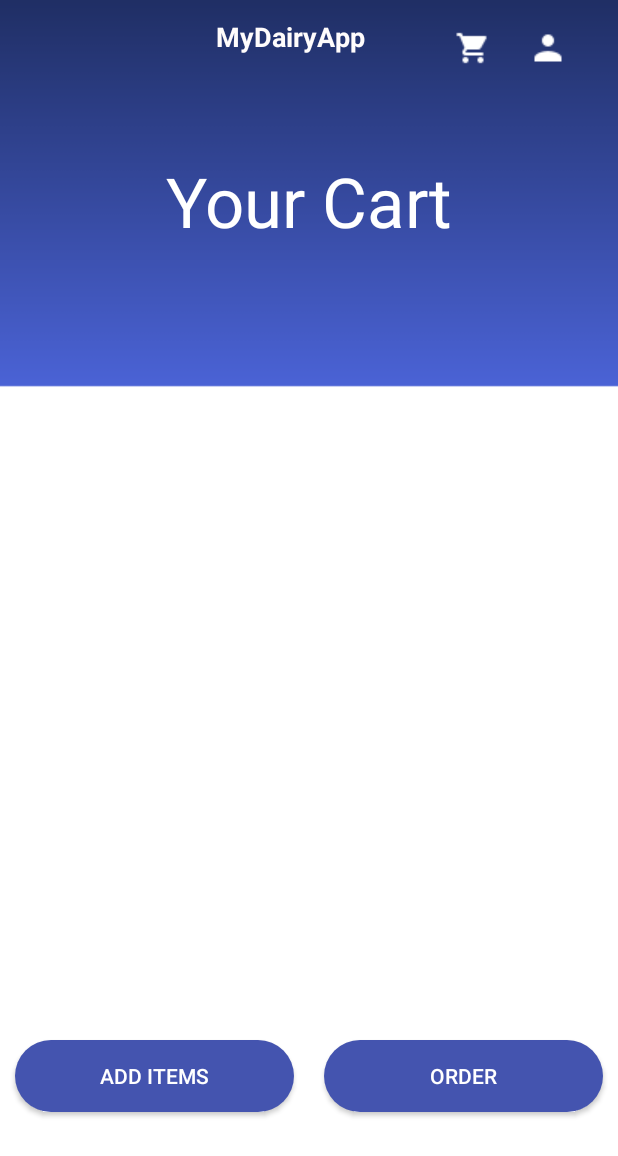
After one commit to nikitapotdar277/DairyApp, an Android app: the Cart1 screen opened directly, with no data from a screen before it, on a phone screen of 412 x 824 dp. The commit adds this screen. Shown: the top 1156 px of the screen. Run offline under Robolectric (Android 15) with nearby library versions, the phone set to English and light mode, and no system bars; our stand-ins replace Firebase (no records; nobody signed in at launch, a user with empty details on screens opened directly).

Commit message:
Add to Cart Done

```diff
--- /dev/null
+++ b/app/src/main/java/com/example/dairyapp/Cart1.java
@@ -0,0 +1,127 @@
+package com.example.dairyapp;
+
+import android.content.Intent;
+import android.os.Bundle;
+import android.view.View;
+import android.widget.Button;
+
+import androidx.annotation.NonNull;
+import androidx.annotation.Nullable;
+import androidx.appcompat.app.AppCompatActivity;
+import androidx.recyclerview.widget.LinearLayoutManager;
+import androidx.recyclerview.widget.RecyclerView;
+
+import com.google.firebase.database.ChildEventListener;
+import com.google.firebase.database.DataSnapshot;
+import com.google.firebase.database.DatabaseError;
+import com.google.firebase.database.DatabaseReference;
+import com.google.firebase.database.FirebaseDatabase;
+import com.google.firebase.database.ValueEventListener;
+
+import java.lang.reflect.Array;
+import java.util.ArrayList;
+import java.util.Collection;
+import java.util.HashMap;
+import java.util.HashSet;
+import java.util.Map;
+import java.util.Objects;
+
+public class Cart1 extends AppCompatActivity {
+    Collection<Map<String,String>> cart = new HashSet<Map<String,String>>();
+    FirebaseDatabase db;
+    DatabaseReference users;
+
+    @Override
+    protected void onCreate(@Nullable Bundle savedInstanceState) {
+        super.onCreate(savedInstanceState);
+        setContentView(R.layout.cart1);
+
+        Intent main = getIntent();
+        String name = main.getStringExtra(place_order.Extra_username);
+        String name_carrier = name;
+
+        db = FirebaseDatabase.getInstance();
+        users = db.getReference("Users");
+        ArrayList<Cart> cartItems = new ArrayList<Cart>();
+        ArrayList<Cart> cartItems1 = new ArrayList<Cart>();
+
+        Header header = findViewById(R.id.header);
+        header.initHeader();
+        header.findViewById(R.id.profile).setOnClickListener(view -> {
+            Intent intent = new Intent(view.getContext(), UserProfile.class);
+            intent.putExtra(MainActivity.Extra_username, name);
+            view.getContext().startActivity(intent);
+        });
+
+        RecyclerView recyclerView = findViewById(R.id.cartItems);
+        recyclerView.setLayoutManager(new LinearLayoutManager(this));
+
+//        RecyclerView cartItems = (RecyclerView) findViewById(R.id.cartItems);
+
+        System.out.println("name");
+        System.out.println(name);
+
+        users.orderByChild("username_reg").equalTo(name).addChildEventListener(new ChildEventListener() {
+            @Override
+            public void onChildAdded(@NonNull DataSnapshot snapshot, @Nullable String previousChildName) {
+                System.out.println("Change toh hua");
+                for (DataSnapshot data: snapshot.child("Cart").getChildren()) {
+                    Cart cart = data.getValue(Cart.class);
+                    System.out.println("FOR LOOP");
+                    cartItems.add(cart);
+                }
+                System.out.println("cartItems");
+                System.out.println(cartItems);
+                CartAdapter adapter = new CartAdapter(cartItems);
+                recyclerView.setAdapter(adapter);
+            }
+
+            @Override
+            public void onChildChanged(@NonNull DataSnapshot snapshot, @Nullable String previousChildName) {
+
+            }
+
+            @Override
+            public void onChildRemoved(@NonNull DataSnapshot snapshot) {
+                for (DataSnapshot data: snapshot.child("Cart").getChildren()) {
+                    Cart cart = data.getValue(Cart.class);
+
+                }
+            }
+
+            @Override
+            public void onChildMoved(@NonNull DataSnapshot snapshot, @Nullable String previousChildName) {
+
+            }
+
+            @Override
+            public void onCancelled(@NonNull DatabaseError error) {
+
+            }
+
+
+
+        });
+
+        Button addItemsToCart = findViewById(R.id.addbtn);
+        addItemsToCart.setOnClickListener(new View.OnClickListener() {
+            @Override
+            public void onClick(View view) {
+                Intent i = new Intent(view.getContext(), MainActivity.class);
+                i.putExtra(LoginPage.Extra_String15, name_carrier);
+                view.getContext().startActivity(i);
+            }
+        });
+
+        Button order = findViewById(R.id.order);
+        order.setOnClickListener(new View.OnClickListener() {
+            @Override
+            public void onClick(View view) {
+                Intent intent = new Intent(view.getContext(), BillPage.class);
+                intent.putExtra(place_order.Extra_username, name_carrier);
+                view.getContext().startActivity(intent);
+
+            }
+        });
+    }
+}
--- a/app/src/main/java/com/example/dairyapp/UserProfile.java
+++ b/app/src/main/java/com/example/dairyapp/UserProfile.java
@@ -47,9 +47,7 @@ public class UserProfile extends AppCompatActivity{
         mainList = findViewById(R.id.listview);
         db = FirebaseDatabase.getInstance();
         user = db.getReference("Users");
-        System.out.println("Hello");
         System.out.println(someUser);
-//        String currentUser = userinfo.uname;
 
         user.orderByChild("username_reg").equalTo(someUser).addListenerForSingleValueEvent(
                 new ValueEventListener() {
--- /dev/null
+++ b/app/src/main/res/layout/cart1.xml
@@ -0,0 +1,112 @@
+<?xml version="1.0" encoding="utf-8"?>
+<androidx.constraintlayout.widget.ConstraintLayout xmlns:android="http://schemas.android.com/apk/res/android"
+    xmlns:app="http://schemas.android.com/apk/res-auto"
+    xmlns:tools="http://schemas.android.com/tools"
+    android:layout_width="match_parent"
+    android:background="@drawable/bgapps"
+    android:layout_height="match_parent">
+
+    <com.example.dairyapp.Header
+        android:id="@+id/header"
+        android:layout_width="match_parent"
+        android:layout_height="84dp"
+        android:layout_marginTop="4dp"
+        app:layout_constraintEnd_toEndOf="parent"
+        app:layout_constraintStart_toStartOf="parent"
+        app:layout_constraintTop_toTopOf="parent" />
+
+    <TextView
+        android:id="@+id/heading"
+        android:layout_width="match_parent"
+        android:layout_height="wrap_content"
+        android:layout_marginTop="15dp"
+        android:text="Your Cart"
+        android:textAlignment="center"
+        android:textColor="@color/white"
+        android:textSize="46sp"
+        app:layout_constraintEnd_toEndOf="parent"
+        app:layout_constraintHorizontal_bias="0.0"
+        app:layout_constraintStart_toStartOf="parent"
+        app:layout_constraintTop_toBottomOf="@+id/header" />
+
+        <androidx.core.widget.NestedScrollView
+            android:id="@+id/scrollview"
+            android:layout_width="match_parent"
+            android:layout_marginLeft="15dp"
+            android:layout_marginRight="15dp"
+            android:layout_marginTop="10dp"
+            android:paddingTop="10dp"
+            android:paddingBottom="10dp"
+            app:layout_constraintEnd_toEndOf="parent"
+            app:layout_constraintStart_toStartOf="parent"
+            app:layout_constraintBottom_toTopOf="@id/btnlyt"
+            android:fillViewport="true"
+            app:layout_constraintTop_toBottomOf="@id/heading"
+            android:layout_height="wrap_content"
+            android:minHeight="440dp"
+            android:visibility="visible">
+
+            <androidx.recyclerview.widget.RecyclerView
+                android:id="@+id/cartItems"
+                android:layout_width="match_parent"
+                android:layout_height="wrap_content"
+                android:layout_marginTop="50dp"
+                app:layout_anchorGravity="center"
+                app:layout_constraintEnd_toEndOf="parent"
+                app:layout_constraintHorizontal_bias="0.0"
+                app:layout_constraintStart_toStartOf="parent"
+                app:layout_constraintVertical_bias="0.0" />
+
+        </androidx.core.widget.NestedScrollView>
+
+    <LinearLayout
+        android:id="@+id/btnlyt"
+        android:layout_width="match_parent"
+        android:layout_height="wrap_content"
+        android:layout_marginTop="15dp"
+        android:layout_marginBottom="46dp"
+        app:layout_constraintBottom_toBottomOf="parent"
+        app:layout_constraintEnd_toEndOf="parent"
+        app:layout_constraintStart_toStartOf="parent"
+        app:layout_constraintTop_toBottomOf="@id/scrollview">
+
+
+        <Button
+            android:id="@+id/addbtn"
+            android:layout_width="wrap_content"
+            android:layout_height="wrap_content"
+            android:layout_weight="1"
+            android:text="Add Items"
+            android:textColor="@color/white"
+            android:layout_margin="10dp"
+            android:background="@drawable/button_rounded"/>
+
+        <Button
+            android:id="@+id/order"
+            android:layout_width="wrap_content"
+            android:layout_height="wrap_content"
+            android:layout_weight="1"
+            android:text="Order"
+            android:textColor="@color/white"
+            android:layout_margin="10dp"
+            android:background="@drawable/button_rounded"/>
+    </LinearLayout>
+
+
+    <!--        <Button-->
+<!--            android:id="@+id/button"-->
+<!--            android:layout_width="314dp"-->
+<!--            android:layout_height="56dp"-->
+<!--            android:layout_marginBottom="50dp"-->
+<!--            android:text="Order"-->
+<!--            android:textColor="@color/white"-->
+<!--            android:background="@drawable/button_rounded"-->
+<!--            app:layout_constraintBottom_toBottomOf="parent"-->
+<!--            app:layout_constraintEnd_toEndOf="parent"-->
+<!--            app:layout_constraintHorizontal_bias="0.494"-->
+<!--            app:layout_constraintStart_toStartOf="parent"-->
+<!--            app:layout_constraintTop_toBottomOf="@+id/scrollview"-->
+<!--            app:layout_constraintVertical_bias="1.0" />-->
+
+
+</androidx.constraintlayout.widget.ConstraintLayout>
```
Also changed, not shown: app/src/main/java/com/example/dairyapp/BillPage.java (+9 -1 lines), app/src/main/java/com/example/dairyapp/Cart.java (added, +50 -0 lines), app/src/main/java/com/example/dairyapp/CartAdapter.java (added, +99 -0 lines), app/src/main/java/com/example/dairyapp/CowMilk.java (+8 -0 lines), app/src/main/java/com/example/dairyapp/MainActivity.java (+8 -0 lines), app/src/main/java/com/example/dairyapp/place_order.java (+8 -0 lines), app/src/main/res/layout/cart.xml (added, +92 -0 lines), app/src/main/res/drawable/cart.png (added), app/src/main/res/drawable/cart1.png (added), app/src/main/res/drawable/userprofile.png (added).
